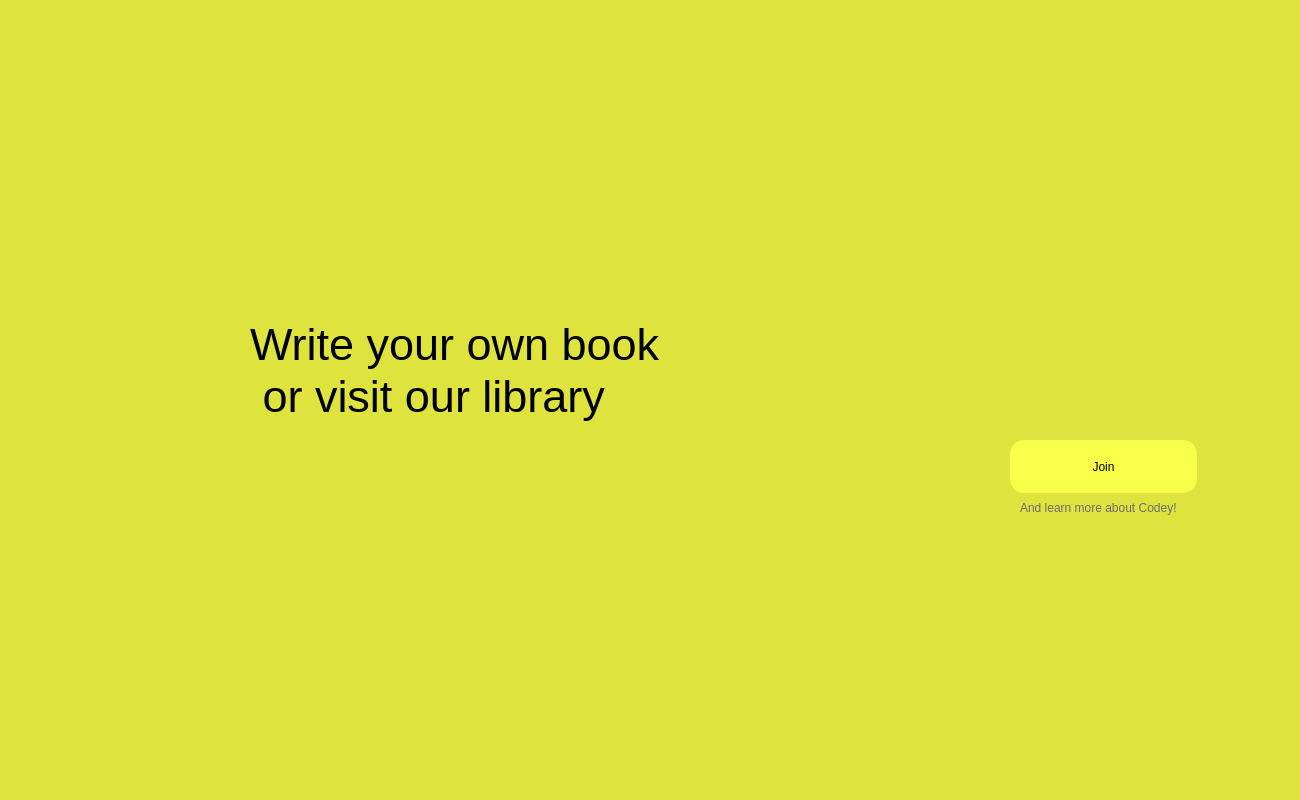
Qt form codeyapp/presentationLayer/mainwindow.ui (codingburgas/10grade-christmas-luck-codey) before a commit.
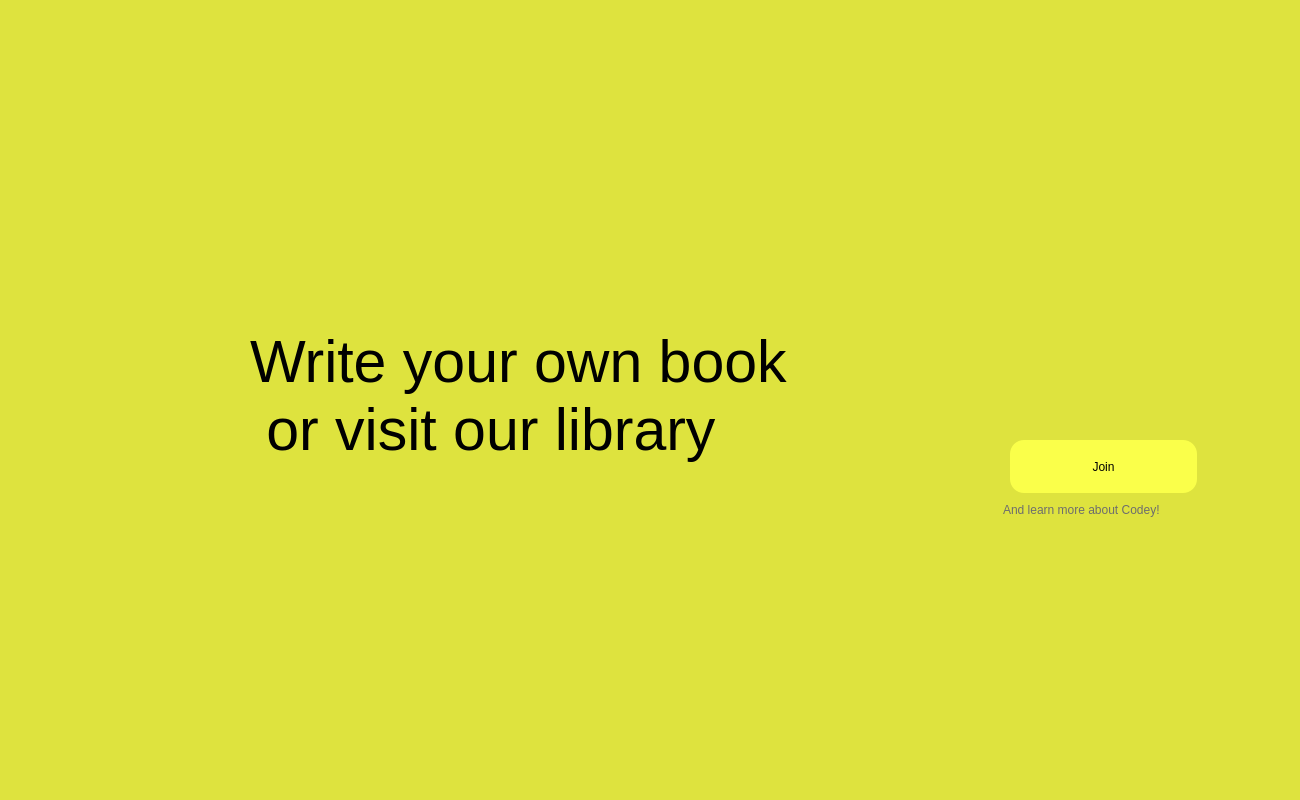
The same form after that commit. Icons and pictures are not drawn.

What changed in the file:
```diff
--- a/codeyapp/presentationLayer/mainwindow.ui
+++ b/codeyapp/presentationLayer/mainwindow.ui
@@ -92,22 +92,22 @@
      <rect>
       <x>250</x>
       <y>310</y>
-      <width>491</width>
-      <height>121</height>
+      <width>771</width>
+      <height>171</height>
      </rect>
     </property>
     <property name="font">
      <font>
       <family>Segoe UI</family>
-      <pointsize>34</pointsize>
+      <pointsize>44</pointsize>
       <italic>false</italic>
-      <fontweight>DemiBold</fontweight>
+      <fontweight>Black</fontweight>
      </font>
     </property>
     <property name="styleSheet">
      <string notr="true">color: black;
-font: 600 34pt &quot;Segoe UI&quot;;
-</string>
+font: 900 44pt &quot;Segoe UI&quot;;
+background-color: transparent;</string>
     </property>
     <property name="text">
      <string>Write your own book
@@ -148,10 +148,10 @@
     </property>
     <property name="geometry">
      <rect>
-      <x>1020</x>
+      <x>1003</x>
       <y>500</y>
-      <width>161</width>
-      <height>16</height>
+      <width>231</width>
+      <height>20</height>
      </rect>
     </property>
     <property name="styleSheet">
@@ -166,8 +166,8 @@
    <widget class="QLabel" name="label_linesBackground">
     <property name="geometry">
      <rect>
-      <x>30</x>
-      <y>10</y>
+      <x>40</x>
+      <y>40</y>
       <width>81</width>
       <height>801</height>
      </rect>
@@ -191,6 +191,22 @@
      <number>0</number>
     </property>
    </widget>
+   <widget class="QLabel" name="label_backgroundText">
+    <property name="geometry">
+     <rect>
+      <x>250</x>
+      <y>10</y>
+      <width>831</width>
+      <height>781</height>
+     </rect>
+    </property>
+    <property name="styleSheet">
+     <string notr="true">background-color: transparent</string>
+    </property>
+    <property name="text">
+     <string/>
+    </property>
+   </widget>
   </widget>
  </widget>
  <resources/>
```
Left out of the diff: 5 changed lines with no effect on the pictures.
